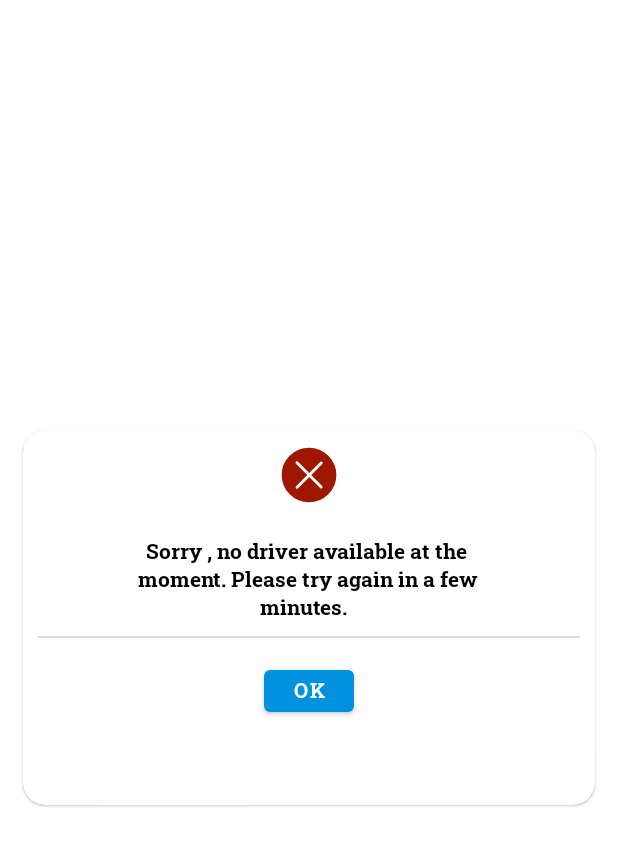
After one commit to abhilashasharma2021/My-Cab-USer, an Android app: the layout dialog_no_driver_available_layout.xml on its own in the app's theme, with its tools: preview values and no code run, on a phone screen of 412 x 824 dp. The commit adds this screen. Shown: the top 846 px of the screen. Run offline under Robolectric (Android 15) with nearby library versions, the phone set to English and light mode, and no system bars.

Commit message:
My Cab User (2nd July)

```diff
--- a/app/build.gradle
+++ b/app/build.gradle
@@ -93,5 +93,8 @@ dependencies {
     implementation 'com.google.firebase:firebase-analytics'
 
 
+    //google integration
+    implementation 'com.google.android.gms:play-services-auth:19.0.0'
+
 }
 apply plugin: 'com.google.gms.google-services'
--- a/app/src/main/AndroidManifest.xml
+++ b/app/src/main/AndroidManifest.xml
@@ -88,9 +88,13 @@
             android:value="AIzaSyBVXWPGpxUIMfAn4T-rzWkWNaDzeEWKmTo"
              AIzaSyAgMeOmnw9c1zYBLzE7DPUB3onTfFylaqQ/>-->
 
+     <!--   <meta-data
+            android:name="com.google.android.geo.API_KEY"
+            android:value="AIzaSyBOvBH3mXpuEzjP-KCbCYyw3curznSY9uI" />-->
+
         <meta-data
             android:name="com.google.android.geo.API_KEY"
-            android:value="AIzaSyBOvBH3mXpuEzjP-KCbCYyw3curznSY9uI" />
+            android:value="AIzaSyA9S6g02sDK4rJJ7S-hfrcv-hwMJB5udek" />
     </application>
 
 </manifest>
--- a/app/src/main/java/com/mycabuser/Fragment/ApplyPromoCodeFragment.java
+++ b/app/src/main/java/com/mycabuser/Fragment/ApplyPromoCodeFragment.java
@@ -107,6 +107,7 @@ FragmentApplyPromoCodeBinding binding;
                         if (applyPromoModel.getResult().equals("Apply Successfully")){
 
                             Log.e("ApplyPromoCodeFragment", "onResponse: " +applyPromoModel.getResult());
+
                             SharedHelper.putKey(getActivity(), Appconstant.SELECTEDVEHICLE, applyPromoModel.getCodeAmount());
 
                         }
--- a/app/src/main/java/com/mycabuser/Fragment/ScheduleTripFrag.java
+++ b/app/src/main/java/com/mycabuser/Fragment/ScheduleTripFrag.java
@@ -104,7 +104,7 @@ public class ScheduleTripFrag extends Fragment {
                 }else if ( stTime.equals("")){
                     Toast.makeText(context, "Select pick up time  first", Toast.LENGTH_SHORT).show();
                 }else {
-                    getActivity().getSupportFragmentManager().beginTransaction().replace(R.id.fram_container,new BottomPoularFragment()).commit();
+                    getActivity().getSupportFragmentManager().beginTransaction().replace(R.id.fram_container,new JustGoFragment()).commit();
                 }
 
 
--- /dev/null
+++ b/app/src/main/res/layout/dialog_no_driver_available_layout.xml
@@ -0,0 +1,78 @@
+<?xml version="1.0" encoding="utf-8"?>
+<RelativeLayout xmlns:android="http://schemas.android.com/apk/res/android"
+    android:layout_width="match_parent"
+    android:layout_height="match_parent"
+    xmlns:app="http://schemas.android.com/apk/res-auto">
+    <com.google.android.material.card.MaterialCardView
+        android:layout_width="match_parent"
+        android:layout_height="250dp"
+        android:layout_marginStart="15dp"
+        android:layout_marginEnd="15dp"
+        app:cardCornerRadius="15dp"
+        android:layout_centerInParent="true">
+        <LinearLayout
+            android:layout_width="match_parent"
+            android:layout_height="300dp"
+            android:layout_centerInParent="true"
+            android:layout_marginLeft="10dp"
+            android:orientation="vertical"
+            android:layout_marginBottom="15dp"
+            android:layout_marginRight="10dp">
+
+            <com.airbnb.lottie.LottieAnimationView
+                android:id="@+id/loti_animation"
+                android:layout_width="60dp"
+                android:layout_height="60dp"
+                app:lottie_autoPlay="true"
+                android:layout_gravity="center"
+                app:lottie_fileName="nodriver.json"
+                app:lottie_loop="true" />
+            <RelativeLayout
+            android:layout_width="match_parent"
+            android:layout_marginTop="5dp"
+            android:layout_height="match_parent">
+
+            <TextView
+                android:id="@+id/tx"
+                android:layout_width="wrap_content"
+                android:layout_height="wrap_content"
+                android:layout_below="@+id/txt2"
+                android:layout_marginTop="5dp"
+                android:layout_centerHorizontal="true"
+                android:fontFamily="@font/robotoslabbold"
+                android:textAlignment="center"
+                android:text="Sorry , no driver available at the \n moment. Please try again in a few \nminutes.  "
+                android:textColor="@color/black"
+                android:textSize="14sp" />
+            <View
+                android:layout_width="match_parent"
+                android:layout_height="1dp"
+                android:id="@+id/view"
+                android:layout_marginTop="10dp"
+                android:layout_below="@+id/tx"
+                android:background="#dbdbdb"/>
+
+
+
+            <com.google.android.material.button.MaterialButton
+                android:layout_width="60dp"
+                android:text="Ok"
+                android:id="@+id/btOk"
+                android:layout_marginTop="15dp"
+                android:layout_below="@+id/view"
+                android:layout_centerHorizontal="true"
+                android:fontFamily="@font/robotoslabbold"
+                android:textSize="13sp"
+                android:layout_height="40dp"/>
+
+
+
+
+        </RelativeLayout>
+
+        </LinearLayout>
+
+    </com.google.android.material.card.MaterialCardView>
+
+
+</RelativeLayout>
--- a/app/src/main/res/values/strings.xml
+++ b/app/src/main/res/values/strings.xml
@@ -28,8 +28,10 @@
     <string name="input_promo_code">Input Promo Code</string>
     <string name="next">Next</string>
     <!--  <string name="api_key">"AIzaSyDB-DSxcKUzV8bNwFlAafIgGvXRAj1X0CU"</string>-->
-    <!-- <string name="api_key">"AIzaSyD3_8H0ytV4gbNenMktwQdX8lM4gmetxsM"</string>-->
-    <string name="api_key">"AIzaSyAgMeOmnw9c1zYBLzE7DPUB3onTfFylaqQ"</string>
+    <!-- <string name="api_key">"AIzaSyD3_8H0ytV4gbNenMktwQdX8lM4gmetxsM"</string>--><!--True lease-->
+   <!-- <string name="api_key">"AIzaSyD3_8H0ytV4gbNenMktwQdX8lM4gmetxsM"</string>-->
+   <!-- <string name="api_key">"AIzaSyCoGZm11Rjh0Yc_NkMPDyIkZH0x87F0cKs"</string>-->
+    <string name="api_key">"AIzaSyCJuMnRukkohrMxeK_zcN8pbdzUuCHa-PE"</string>
     <string name="schedule_your_trip">Schedule your Trip</string>
     <string name="request">Request</string>
     <string name="payment">Payment</string>
```
Also changed, not shown: app/src/main/assets/nodriver.json (added, +1 -0 lines), app/src/main/java/com/mycabuser/Activity/SignUpActivity.java (+84 -2 lines), app/src/main/java/com/mycabuser/Fragment/JustGoFragment.java (+40 -1 lines), app/src/main/java/com/mycabuser/adapter/JustGoAdapter.java (+0 -7 lines), app/src/main/res/layout/activity_sign_up.xml (+7 -2 lines).
